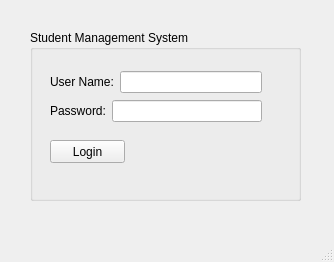
HHHHHunger98/Qt_musicplayer, file StudentInfoSystem/studentinfosystem.ui: the form before one commit.
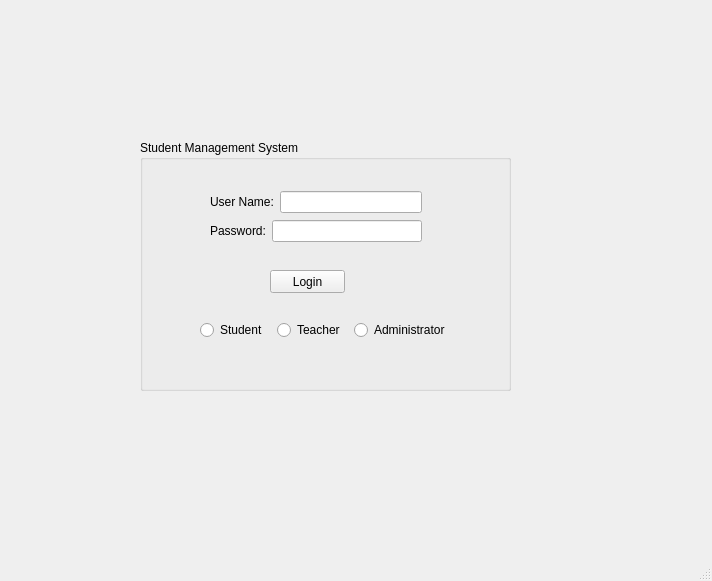
The form after the commit.

```diff
--- a/StudentInfoSystem/studentinfosystem.ui
+++ b/StudentInfoSystem/studentinfosystem.ui
@@ -6,8 +6,8 @@
    <rect>
     <x>0</x>
     <y>0</y>
-    <width>334</width>
-    <height>262</height>
+    <width>712</width>
+    <height>581</height>
    </rect>
   </property>
   <property name="windowTitle">
@@ -17,10 +17,10 @@
    <widget class="QGroupBox" name="groupBox">
     <property name="geometry">
      <rect>
-      <x>30</x>
-      <y>30</y>
-      <width>271</width>
-      <height>171</height>
+      <x>140</x>
+      <y>140</y>
+      <width>371</width>
+      <height>251</height>
      </rect>
     </property>
     <property name="title">
@@ -29,8 +29,8 @@
     <widget class="QPushButton" name="pushButton_Login">
      <property name="geometry">
       <rect>
-       <x>20</x>
-       <y>110</y>
+       <x>130</x>
+       <y>130</y>
        <width>75</width>
        <height>23</height>
       </rect>
@@ -39,11 +39,11 @@
       <string>Login</string>
      </property>
     </widget>
-    <widget class="QWidget" name="">
+    <widget class="QWidget" name="layoutWidget">
      <property name="geometry">
       <rect>
-       <x>20</x>
-       <y>40</y>
+       <x>70</x>
+       <y>50</y>
        <width>212</width>
        <height>54</height>
       </rect>
@@ -79,6 +79,39 @@
       </item>
      </layout>
     </widget>
+    <widget class="QWidget" name="">
+     <property name="geometry">
+      <rect>
+       <x>60</x>
+       <y>180</y>
+       <width>250</width>
+       <height>21</height>
+      </rect>
+     </property>
+     <layout class="QHBoxLayout" name="login_layout">
+      <item>
+       <widget class="QRadioButton" name="radioButton_Student">
+        <property name="text">
+         <string>Student</string>
+        </property>
+       </widget>
+      </item>
+      <item>
+       <widget class="QRadioButton" name="radioButton_Teacher">
+        <property name="text">
+         <string>Teacher</string>
+        </property>
+       </widget>
+      </item>
+      <item>
+       <widget class="QRadioButton" name="radioButton_Administrator">
+        <property name="text">
+         <string>Administrator</string>
+        </property>
+       </widget>
+      </item>
+     </layout>
+    </widget>
    </widget>
   </widget>
   <widget class="QMenuBar" name="menubar">
```
Left out of the diff: 2 changed lines with no effect on the pictures.
